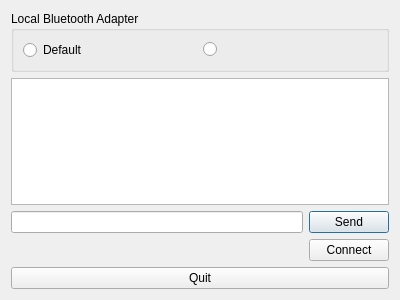
Above: Qt/my_old_programm/Bluetooth/btchat/src/ui/chat.ui from RinatB2017/mega_GIT before the change. Below: the same form after it.
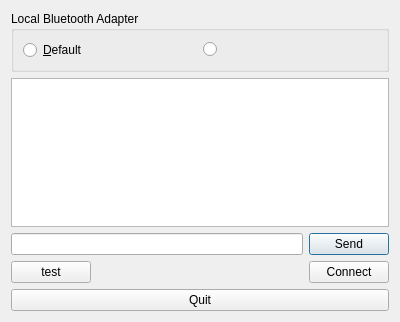
That is the form after the change.

```diff
--- a/Qt/my_old_programm/Bluetooth/btchat/src/ui/chat.ui
+++ b/Qt/my_old_programm/Bluetooth/btchat/src/ui/chat.ui
@@ -7,7 +7,7 @@
     <x>0</x>
     <y>0</y>
     <width>400</width>
-    <height>300</height>
+    <height>322</height>
    </rect>
   </property>
   <property name="windowTitle">
@@ -26,7 +26,7 @@
       <item>
        <widget class="QRadioButton" name="firstAdapter">
         <property name="text">
-         <string>Default</string>
+         <string>&amp;Default</string>
         </property>
        </widget>
       </item>
@@ -66,6 +66,13 @@
    </item>
    <item>
     <layout class="QHBoxLayout" name="horizontalLayout_2">
+     <item>
+      <widget class="QPushButton" name="btn_test">
+       <property name="text">
+        <string>test</string>
+       </property>
+      </widget>
+     </item>
      <item>
       <spacer name="horizontalSpacer">
        <property name="orientation">
```
